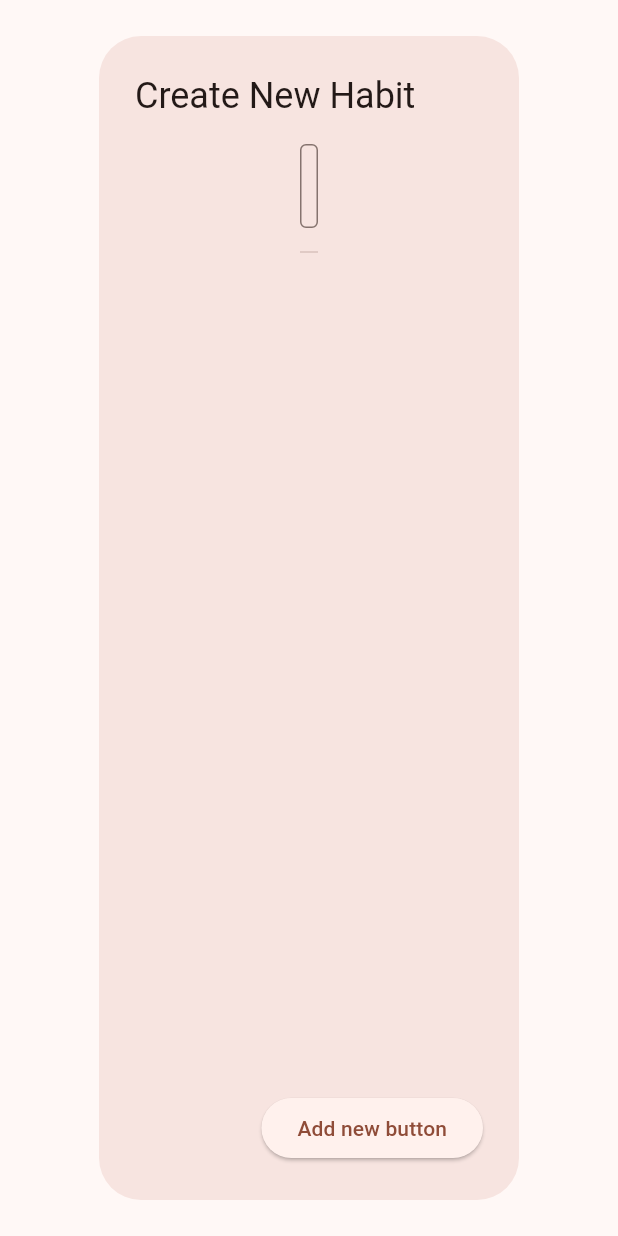
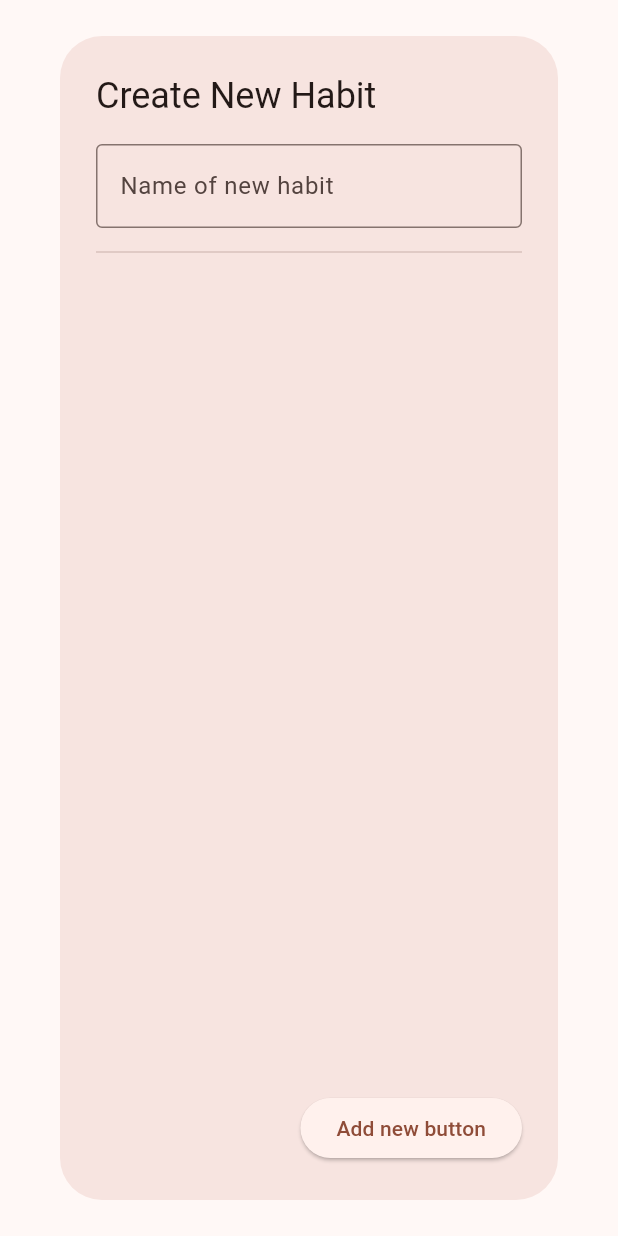
Before and after one commit to chrsrns/habit-tracker-flutter, a Flutter app: the NewHabitDialog widget shown alone on an empty page, opened directly, on a phone screen of 412 x 824 dp. Run offline on Flutter 3.47's test engine with Material 3 defaults, Android fonts, the phone set to English and light mode, and no system bars; missing offline and left inert: sqlite3; statements that could not run were skipped.

Commit message:
Added dynamic sizing to `NewHabitDialog`
Removes hardcoded margin on dialog when the application width becomes smaller.

```diff
--- a/lib/new_habit_dialog.dart
+++ b/lib/new_habit_dialog.dart
@@ -87,7 +87,10 @@ class _NewHabitDialogState extends State<NewHabitDialog> {
       title: Text("Create New Habit"),
       content: Center(
         child: SizedBox(
-          width: MediaQuery.of(context).size.width - 400,
+          // TODO add animation to this dynamic sizing
+          width: MediaQuery.of(context).size.width >= 700
+              ? MediaQuery.of(context).size.width - 400
+              : MediaQuery.of(context).size.width,
           child: Column(
             children: [
               TextField(
```
